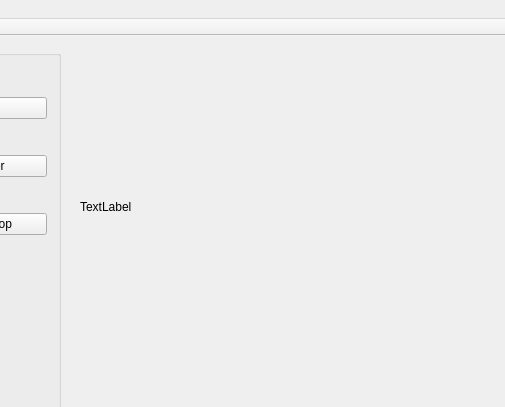
First picture: the form in mainwindow.ui, repository mre11/sprite-editor, before the edit; both pictures show x 180 to 685 and y 0 to 407 of the 1268 by 706 pixel window.
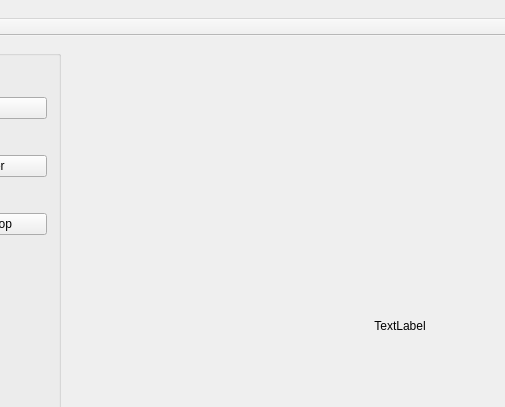
Second picture: the form after the edit. Custom widgets are drawn as their Qt base class.

```diff
--- a/mainwindow.ui
+++ b/mainwindow.ui
@@ -194,15 +194,21 @@
    <widget class="SpriteCanvas" name="canvas">
     <property name="geometry">
      <rect>
-      <x>260</x>
-      <y>30</y>
-      <width>271</width>
-      <height>281</height>
+      <x>280</x>
+      <y>40</y>
+      <width>600</width>
+      <height>500</height>
      </rect>
     </property>
+    <property name="lineWidth">
+     <number>1</number>
+    </property>
     <property name="text">
      <string>TextLabel</string>
     </property>
+    <property name="alignment">
+     <set>Qt::AlignCenter</set>
+    </property>
    </widget>
   </widget>
   <widget class="QMenuBar" name="menuBar">
```
Left out of the diff: 8 changed lines with no effect on the pictures.
